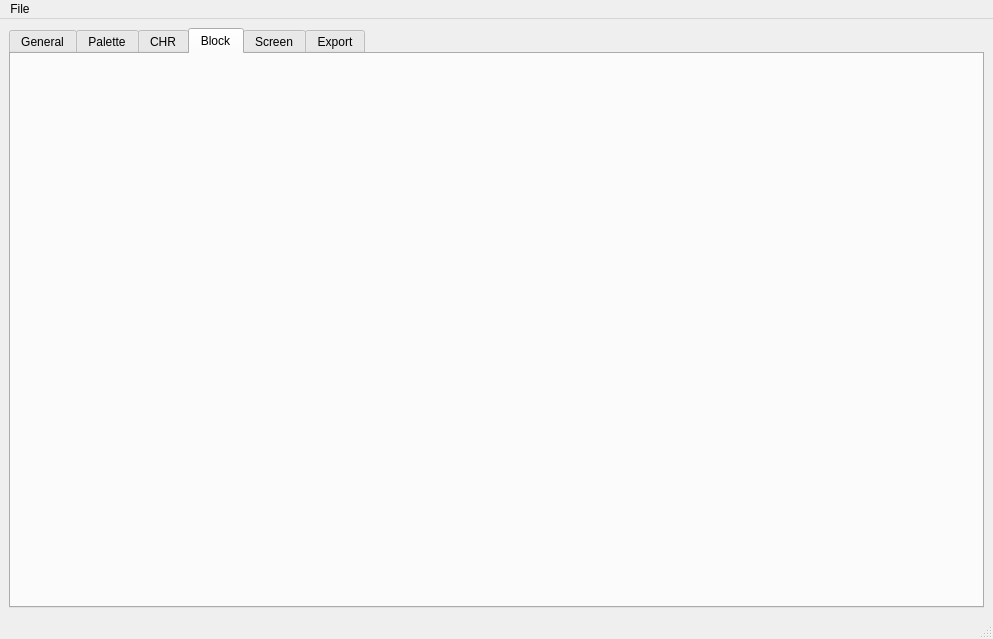
evgenykzz2/FamiTool, file FamiScroller/mainwindow.ui: the form before one commit.
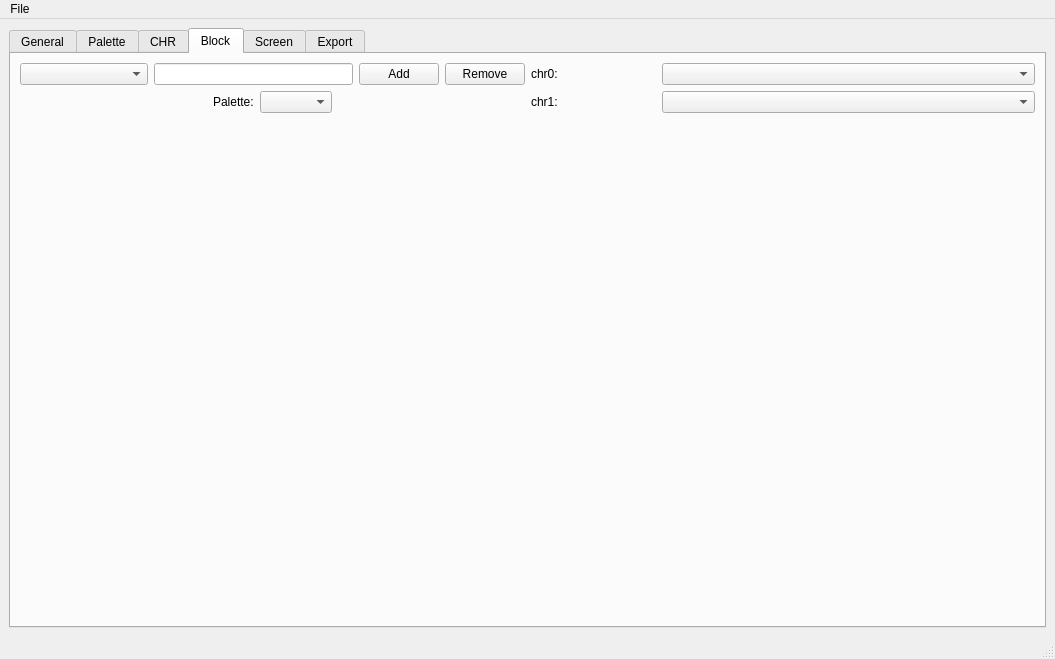
The form after the commit. The open tabs and pages were chosen to show the change.

Commit message: Added blocks, added screen basics

```diff
--- a/FamiScroller/mainwindow.ui
+++ b/FamiScroller/mainwindow.ui
@@ -6,8 +6,8 @@
    <rect>
     <x>0</x>
     <y>0</y>
-    <width>993</width>
-    <height>639</height>
+    <width>1055</width>
+    <height>659</height>
    </rect>
   </property>
   <property name="windowTitle">
@@ -485,6 +485,227 @@
        <attribute name="title">
         <string>Block</string>
        </attribute>
+       <layout class="QHBoxLayout" name="horizontalLayout_13" stretch="1,1">
+        <item>
+         <layout class="QVBoxLayout" name="verticalLayout_7">
+          <item>
+           <layout class="QHBoxLayout" name="horizontalLayout_8">
+            <property name="topMargin">
+             <number>0</number>
+            </property>
+            <item>
+             <widget class="QComboBox" name="comboBox_block_set">
+              <property name="minimumSize">
+               <size>
+                <width>128</width>
+                <height>0</height>
+               </size>
+              </property>
+             </widget>
+            </item>
+            <item>
+             <widget class="QLineEdit" name="lineEdit_block_set"/>
+            </item>
+            <item>
+             <widget class="QPushButton" name="btn_block_set_add">
+              <property name="text">
+               <string>Add</string>
+              </property>
+             </widget>
+            </item>
+            <item>
+             <widget class="QPushButton" name="btn_block_set_remove">
+              <property name="text">
+               <string>Remove</string>
+              </property>
+             </widget>
+            </item>
+           </layout>
+          </item>
+          <item>
+           <widget class="QWidget" name="widget_block_param" native="true">
+            <property name="minimumSize">
+             <size>
+              <width>0</width>
+              <height>0</height>
+             </size>
+            </property>
+            <layout class="QVBoxLayout" name="verticalLayout_9" stretch="0,1">
+             <property name="leftMargin">
+              <number>0</number>
+             </property>
+             <property name="topMargin">
+              <number>0</number>
+             </property>
+             <property name="rightMargin">
+              <number>0</number>
+             </property>
+             <property name="bottomMargin">
+              <number>0</number>
+             </property>
+             <item>
+              <layout class="QHBoxLayout" name="horizontalLayout_14">
+               <item>
+                <spacer name="horizontalSpacer_14">
+                 <property name="orientation">
+                  <enum>Qt::Horizontal</enum>
+                 </property>
+                 <property name="sizeHint" stdset="0">
+                  <size>
+                   <width>40</width>
+                   <height>20</height>
+                  </size>
+                 </property>
+                </spacer>
+               </item>
+               <item>
+                <widget class="QLabel" name="label_5">
+                 <property name="text">
+                  <string>Palette:</string>
+                 </property>
+                </widget>
+               </item>
+               <item>
+                <widget class="QComboBox" name="comboBox_block_set_palette"/>
+               </item>
+               <item>
+                <spacer name="horizontalSpacer_15">
+                 <property name="orientation">
+                  <enum>Qt::Horizontal</enum>
+                 </property>
+                 <property name="sizeHint" stdset="0">
+                  <size>
+                   <width>40</width>
+                   <height>20</height>
+                  </size>
+                 </property>
+                </spacer>
+               </item>
+              </layout>
+             </item>
+             <item>
+              <layout class="QHBoxLayout" name="horizontalLayout_11">
+               <property name="topMargin">
+                <number>0</number>
+               </property>
+               <item>
+                <spacer name="horizontalSpacer_10">
+                 <property name="orientation">
+                  <enum>Qt::Horizontal</enum>
+                 </property>
+                 <property name="sizeHint" stdset="0">
+                  <size>
+                   <width>40</width>
+                   <height>20</height>
+                  </size>
+                 </property>
+                </spacer>
+               </item>
+               <item>
+                <widget class="QLabel" name="label_block_set_view">
+                 <property name="minimumSize">
+                  <size>
+                   <width>0</width>
+                   <height>0</height>
+                  </size>
+                 </property>
+                 <property name="text">
+                  <string/>
+                 </property>
+                </widget>
+               </item>
+               <item>
+                <spacer name="horizontalSpacer_12">
+                 <property name="orientation">
+                  <enum>Qt::Horizontal</enum>
+                 </property>
+                 <property name="sizeHint" stdset="0">
+                  <size>
+                   <width>40</width>
+                   <height>20</height>
+                  </size>
+                 </property>
+                </spacer>
+               </item>
+              </layout>
+             </item>
+            </layout>
+           </widget>
+          </item>
+          <item>
+           <spacer name="verticalSpacer_7">
+            <property name="orientation">
+             <enum>Qt::Vertical</enum>
+            </property>
+            <property name="sizeHint" stdset="0">
+             <size>
+              <width>20</width>
+              <height>40</height>
+             </size>
+            </property>
+           </spacer>
+          </item>
+         </layout>
+        </item>
+        <item>
+         <layout class="QVBoxLayout" name="verticalLayout_8">
+          <item>
+           <layout class="QGridLayout" name="gridLayout_2" rowstretch="0,0" columnstretch="1,3">
+            <property name="topMargin">
+             <number>0</number>
+            </property>
+            <item row="0" column="1">
+             <widget class="QComboBox" name="comboBox_block_chr0"/>
+            </item>
+            <item row="0" column="0">
+             <widget class="QLabel" name="label_3">
+              <property name="text">
+               <string>chr0:</string>
+              </property>
+             </widget>
+            </item>
+            <item row="1" column="1">
+             <widget class="QComboBox" name="comboBox_block_chr1"/>
+            </item>
+            <item row="1" column="0">
+             <widget class="QLabel" name="label_4">
+              <property name="text">
+               <string>chr1:</string>
+              </property>
+             </widget>
+            </item>
+           </layout>
+          </item>
+          <item>
+           <widget class="QLabel" name="label_block_chr0">
+            <property name="text">
+             <string/>
+            </property>
+           </widget>
+          </item>
+          <item>
+           <widget class="QLabel" name="label_block_chr1">
+            <property name="text">
+             <string/>
+            </property>
+           </widget>
+          </item>
+          <item>
+           <spacer name="verticalSpacer_6">
+            <property name="orientation">
+             <enum>Qt::Vertical</enum>
+            </property>
+            <property name="sizeHint" stdset="0">
+             <size>
+              <width>20</width>
+              <height>40</height>
+             </size>
+            </property>
+           </spacer>
+          </item>
+         </layout>
+        </item>
+       </layout>
       </widget>
       <widget class="QWidget" name="tab_screen">
        <attribute name="title">
@@ -637,7 +858,7 @@
     <rect>
      <x>0</x>
      <y>0</y>
-     <width>993</width>
+     <width>1055</width>
      <height>22</height>
     </rect>
    </property>
```
Left out of the diff: 180 changed lines with no effect on the pictures. The commit also changes 10 other files.
